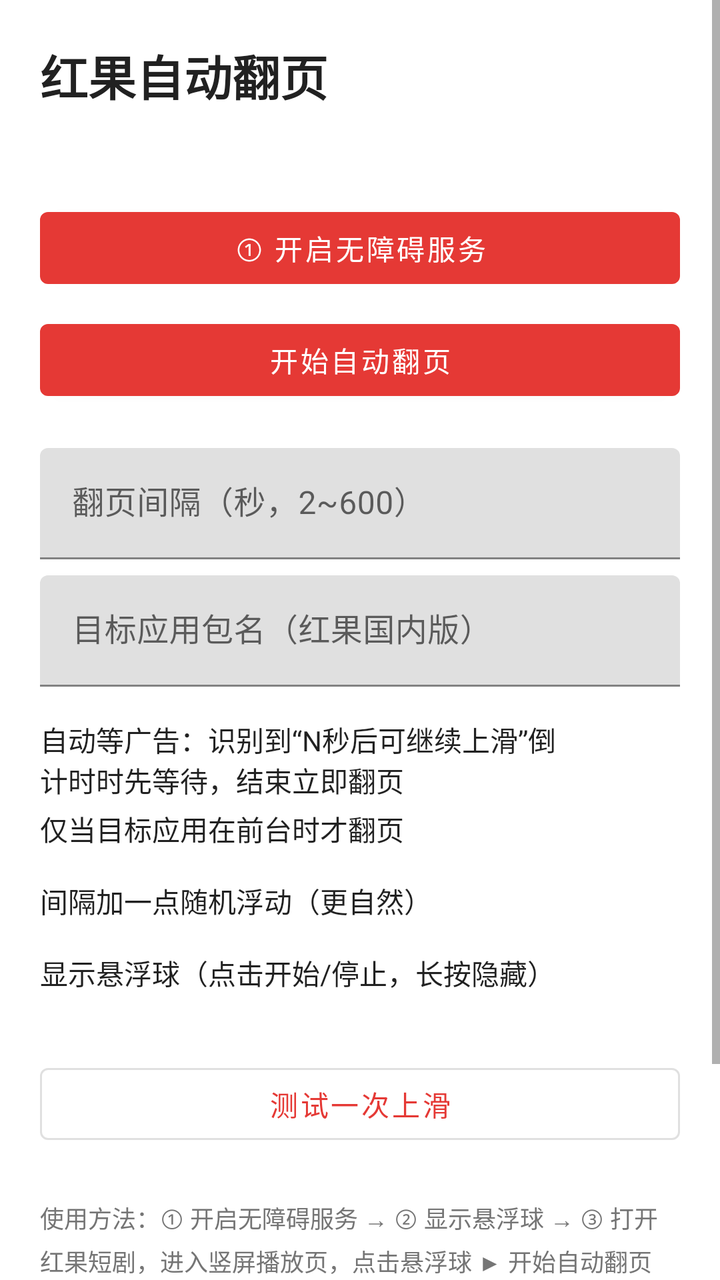
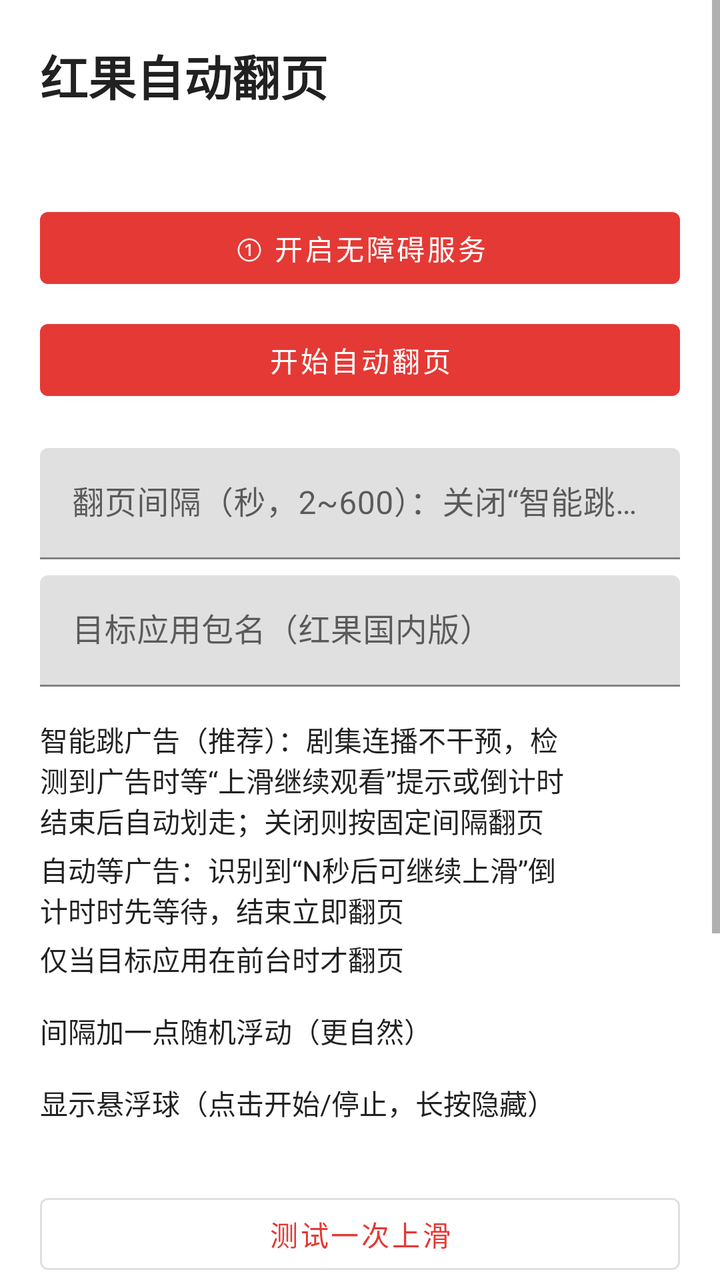

Compare the two renders of this Android layout. The source of the first and the diff that turns it into the second are given below.
<!-- AndroidManifest.xml: application theme Theme.Hongguo -->
<!-- res/layout/activity_main.xml -->
<?xml version="1.0" encoding="utf-8"?>
<ScrollView xmlns:android="http://schemas.android.com/apk/res/android"
    xmlns:app="http://schemas.android.com/apk/res-auto"
    android:layout_width="match_parent"
    android:layout_height="match_parent"
    android:fillViewport="true">

    <LinearLayout
        android:layout_width="match_parent"
        android:layout_height="wrap_content"
        android:orientation="vertical"
        android:padding="20dp">

        <TextView
            android:layout_width="wrap_content"
            android:layout_height="wrap_content"
            android:text="@string/app_name"
            android:textColor="#212121"
            android:textSize="24sp"
            android:textStyle="bold" />

        <TextView
            android:id="@+id/statusView"
            android:layout_width="match_parent"
            android:layout_height="wrap_content"
            android:layout_marginTop="10dp"
            android:lineSpacingExtra="4dp"
            android:textSize="14sp" />

        <Button
            android:id="@+id/btnAccessibility"
            android:layout_width="match_parent"
            android:layout_height="wrap_content"
            android:layout_marginTop="16dp"
            android:text="@string/btn_accessibility" />

        <Button
            android:id="@+id/btnToggle"
            android:layout_width="match_parent"
            android:layout_height="wrap_content"
            android:layout_marginTop="8dp"
            android:text="@string/btn_start" />

        <com.google.android.material.textfield.TextInputLayout
            android:layout_width="match_parent"
            android:layout_height="wrap_content"
            android:layout_marginTop="20dp"
            android:hint="@string/hint_interval">

            <com.google.android.material.textfield.TextInputEditText
                android:id="@+id/editInterval"
                android:layout_width="match_parent"
                android:layout_height="wrap_content"
                android:inputType="number"
                android:maxLength="4" />
        </com.google.android.material.textfield.TextInputLayout>

        <com.google.android.material.textfield.TextInputLayout
            android:layout_width="match_parent"
            android:layout_height="wrap_content"
            android:layout_marginTop="8dp"
            android:hint="@string/hint_package">

            <com.google.android.material.textfield.TextInputEditText
                android:id="@+id/editPackage"
                android:layout_width="match_parent"
                android:layout_height="wrap_content"
                android:inputType="text"
                android:maxLines="1" />
        </com.google.android.material.textfield.TextInputLayout>

        <com.google.android.material.materialswitch.MaterialSwitch
            android:id="@+id/switchAdWait"
            android:layout_width="match_parent"
            android:layout_height="wrap_content"
            android:layout_marginTop="16dp"
            android:checked="true"
            app:showText="false"
            android:text="@string/switch_ad_wait" />

        <com.google.android.material.materialswitch.MaterialSwitch
            android:id="@+id/switchOnlyTarget"
            android:layout_width="match_parent"
            android:layout_height="wrap_content"
            android:layout_marginTop="4dp"
            android:checked="true"
            app:showText="false"
            android:text="@string/switch_only_target" />

        <com.google.android.material.materialswitch.MaterialSwitch
            android:id="@+id/switchJitter"
            android:layout_width="match_parent"
            android:layout_height="wrap_content"
            android:layout_marginTop="4dp"
            android:checked="true"
            app:showText="false"
            android:text="@string/switch_jitter" />

        <com.google.android.material.materialswitch.MaterialSwitch
            android:id="@+id/switchOverlay"
            android:layout_width="match_parent"
            android:layout_height="wrap_content"
            android:layout_marginTop="4dp"
            app:showText="false"
            android:text="@string/switch_overlay" />

        <Button
            android:id="@+id/btnTest"
            style="@style/Widget.MaterialComponents.Button.OutlinedButton"
            android:layout_width="match_parent"
            android:layout_height="wrap_content"
            android:layout_marginTop="20dp"
            android:text="@string/btn_test" />

        <TextView
            android:layout_width="match_parent"
            android:layout_height="wrap_content"
            android:layout_marginTop="24dp"
            android:lineSpacingExtra="4dp"
            android:text="@string/usage_hint"
            android:textColor="#757575"
            android:textSize="12sp" />

        <TextView
            android:layout_width="match_parent"
            android:layout_height="wrap_content"
            android:layout_marginTop="12dp"
            android:lineSpacingExtra="4dp"
            android:text="@string/disclaimer"
            android:textColor="#9E9E9E"
            android:textSize="11sp" />
    </LinearLayout>
</ScrollView>
<!-- resources referenced by this layout -->
<resources>
  <string name="app_name">红果自动翻页</string>
  <string name="btn_accessibility">① 开启无障碍服务</string>
  <string name="btn_start">开始自动翻页</string>
  <string name="btn_test">测试一次上滑</string>
  <string name="disclaimer">本应用仅通过系统无障碍服务模拟手势，不修改、不破解任何应用。自动化操作第三方应用可能违反其用户协议，由此产生的风险请自行评估；请勿用于刷量等违反平台规则的用途。</string>
  <string name="hint_interval">翻页间隔（秒，2~600）</string>
  <string name="hint_package">目标应用包名（红果国内版）</string>
  <string name="switch_ad_wait">自动等广告：识别到“N秒后可继续上滑”倒计时时先等待，结束立即翻页</string>
  <string name="switch_jitter">间隔加一点随机浮动（更自然）</string>
  <string name="switch_only_target">仅当目标应用在前台时才翻页</string>
  <string name="switch_overlay">显示悬浮球（点击开始/停止，长按隐藏）</string>
  <string name="usage_hint">使用方法：① 开启无障碍服务 → ② 显示悬浮球 → ③ 打开红果短剧，进入竖屏播放页，点击悬浮球 ▶ 开始自动翻页（⏸ 停止）。默认每 20 秒上滑一次，可在上方修改间隔。红果海外版请把包名改为 com.phoenix.read.oversea.gp。</string>
  <style name="Theme.Hongguo" parent="Theme.MaterialComponents.DayNight.NoActionBar">
          <item name="colorPrimary">@color/primary</item>
          <item name="colorPrimaryVariant">@color/primary_dark</item>
          <item name="colorOnPrimary">#FFFFFF</item>
          <item name="colorSecondary">@color/primary</item>
          <item name="colorSecondaryVariant">@color/primary_dark</item>
          <item name="colorOnSecondary">#FFFFFF</item>
          <item name="android:statusBarColor">@color/primary_dark</item>
      </style>
  <color name="primary">#E53935</color>
  <color name="primary_dark">#C62828</color>
</resources>

<!-- the commit's change to res/layout/activity_main.xml (unified diff, before → after) -->
@@ -70,10 +70,19 @@
         </com.google.android.material.textfield.TextInputLayout>
 
         <com.google.android.material.materialswitch.MaterialSwitch
+            android:id="@+id/switchSmartEnd"
+            android:layout_width="match_parent"
+            android:layout_height="wrap_content"
+            android:layout_marginTop="16dp"
+            android:checked="true"
+            app:showText="false"
+            android:text="@string/switch_smart_end" />
+
+        <com.google.android.material.materialswitch.MaterialSwitch
             android:id="@+id/switchAdWait"
             android:layout_width="match_parent"
             android:layout_height="wrap_content"
-            android:layout_marginTop="16dp"
+            android:layout_marginTop="4dp"
             android:checked="true"
             app:showText="false"
             android:text="@string/switch_ad_wait" />
<!-- resource entries referenced after the edit -->
@@ -5,13 +5,14 @@
   <string name="btn_start">开始自动翻页</string>
   <string name="btn_test">测试一次上滑</string>
   <string name="disclaimer">本应用仅通过系统无障碍服务模拟手势，不修改、不破解任何应用。自动化操作第三方应用可能违反其用户协议，由此产生的风险请自行评估；请勿用于刷量等违反平台规则的用途。</string>
-  <string name="hint_interval">翻页间隔（秒，2~600）</string>
+  <string name="hint_interval">翻页间隔（秒，2~600）：关闭“智能跳广告”时使用</string>
   <string name="hint_package">目标应用包名（红果国内版）</string>
   <string name="switch_ad_wait">自动等广告：识别到“N秒后可继续上滑”倒计时时先等待，结束立即翻页</string>
   <string name="switch_jitter">间隔加一点随机浮动（更自然）</string>
   <string name="switch_only_target">仅当目标应用在前台时才翻页</string>
   <string name="switch_overlay">显示悬浮球（点击开始/停止，长按隐藏）</string>
-  <string name="usage_hint">使用方法：① 开启无障碍服务 → ② 显示悬浮球 → ③ 打开红果短剧，进入竖屏播放页，点击悬浮球 ▶ 开始自动翻页（⏸ 停止）。默认每 20 秒上滑一次，可在上方修改间隔。红果海外版请把包名改为 com.phoenix.read.oversea.gp。</string>
+  <string name="switch_smart_end">智能跳广告（推荐）：剧集连播不干预，检测到广告时等“上滑继续观看”提示或倒计时结束后自动划走；关闭则按固定间隔翻页</string>
+  <string name="usage_hint">使用方法：① 开启无障碍服务（悬浮球自动出现）→ ② 打开红果短剧，点悬浮球 ▶ 开始。剧集会由红果自动连播，本应用只在出现广告时出手：等“上滑继续观看”提示出现（或“N秒后可继续上滑”倒计时结束）就自动划走广告，横竖屏全屏通用。关闭“智能跳广告”则按下方间隔定时翻页。红果海外版请把包名改为 com.phoenix.read.oversea.gp。</string>
   <style name="Theme.Hongguo" parent="Theme.MaterialComponents.DayNight.NoActionBar">
           <item name="colorPrimary">@color/primary</item>
           <item name="colorPrimaryVariant">@color/primary_dark</item>
